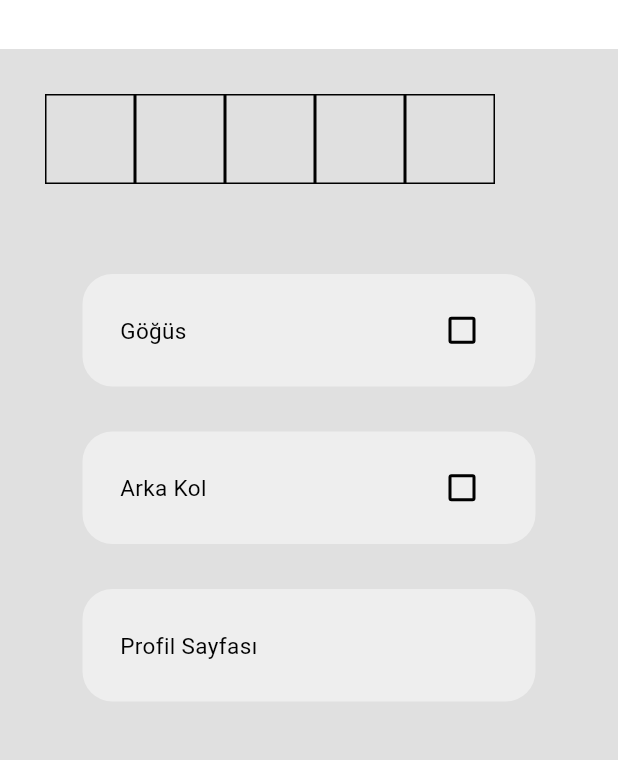
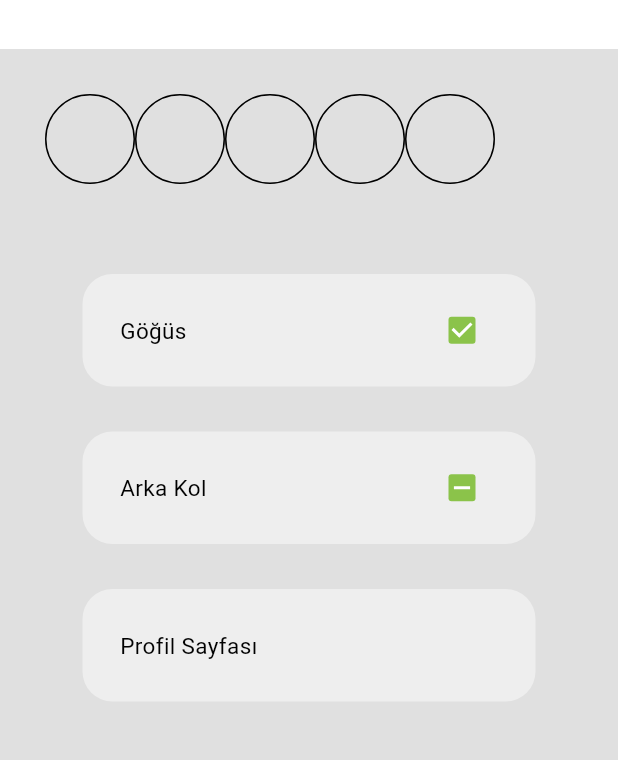
Before and after one commit to Ahmetselim07/sport_app, a Flutter app: the ExercisePage screen opened directly, in the side drawer, after a tap on "Göğüs", on a phone screen of 412 x 824 dp, the part 71-831 px from its top. Run offline on Flutter 3.47's test engine with Material 3 defaults, Android fonts, the phone set to English and light mode, and no system bars; our stand-ins replace cloud_firestore, firebase_auth, firebase_core, image_picker, shared_preferences; missing offline and left inert: dart:ui_web; accounts and stored records are empty; network calls fail.

```diff
--- a/lib/components/my_button.dart
+++ b/lib/components/my_button.dart
@@ -1,15 +1,18 @@
+import 'dart:ui_web';
+
 import 'package:flutter/material.dart';
 
 class MyButton extends StatefulWidget {
   final String text;
   final Function()? onTap;
   final bool showCheckbox; // Görünürlüğü kontrol etmek için bir değer eklendi
-
+  final bool? isChecked;
   const MyButton({
     Key? key,
     required this.text,
     this.onTap,
     this.showCheckbox = false, // Varsayılan olarak false yapıldı
+     this.isChecked,
   }) : super(key: key);
 
   @override
@@ -17,7 +20,13 @@ class MyButton extends StatefulWidget {
 }
 
 class _MyButtonState extends State<MyButton> {
-  bool isChecked = false; // Checkbox durumu
+   // Checkbox durumu
+   late bool isChecked;
+
+   @override
+   void initState() {
+     super.initState();
+   }
 
   @override
   Widget build(BuildContext context) {
@@ -42,7 +51,7 @@ class _MyButtonState extends State<MyButton> {
             Text(widget.text, style: TextStyle(fontSize: 15)),
             if (widget.showCheckbox) // Görünürlük kontrolü
               Checkbox(
-                value: isChecked,
+                value: widget.isChecked,
                 activeColor: Colors.lightGreen,
                 onChanged: (value) {
                   setState(() {
--- a/lib/components/my_container.dart
+++ b/lib/components/my_container.dart
@@ -12,6 +12,7 @@ class MyContainer extends StatelessWidget {
       decoration: BoxDecoration(
         color: color,
         border: Border.all(),
+        borderRadius: BorderRadius.circular(360),
       ),
     );
   }
--- a/lib/components/my_drawer.dart
+++ b/lib/components/my_drawer.dart
@@ -1,18 +1,15 @@
 import 'package:flutter/cupertino.dart';
 import 'package:flutter/material.dart';
-import 'package:flutter/widgets.dart';
 import 'package:provider/provider.dart';
 import 'package:sport_app/components/my_button.dart';
 import 'package:sport_app/pages/exercise_page.dart';
 import 'package:sport_app/pages/home_page.dart';
 import 'package:sport_app/pages/profile_page.dart';
 import 'package:sport_app/services/auth/auth_service.dart';
-import 'package:sport_app/themes/dark_mode.dart';
-import 'package:sport_app/themes/light_mode.dart';
 import 'package:sport_app/themes/theme_provider.dart';
-
+@immutable
 class MyDrawer extends StatelessWidget {
-  AuthService authService = AuthService();
+ final AuthService authService = AuthService();
   MyDrawer({super.key});
 
   @override
@@ -26,17 +23,17 @@ class MyDrawer extends StatelessWidget {
           children: [
             GestureDetector(
                 onTap: () => Navigator.push(context,
-                    MaterialPageRoute(builder: (context) => HomePage())),
+                    MaterialPageRoute(builder: (context) => const HomePage())),
                 child: Container(
                   width: double.infinity,
                   height: 60,
-                  margin: EdgeInsets.all(24),
-                  padding: EdgeInsets.all(15),
+                  margin: const EdgeInsets.all(24),
+                  padding: const EdgeInsets.all(15),
                   decoration: BoxDecoration(
                     color: Theme.of(context).colorScheme.secondary,
                     borderRadius: BorderRadius.circular(12),
                   ),
-                  child: Text('Ana Sayfa'),
+                  child: const Text('Ana sayfa'),
                 )),
             MyButton(
               text: 'Egzersizlerim',
@@ -57,8 +54,8 @@ class MyDrawer extends StatelessWidget {
               ),
             ),
             Container(
-              margin: EdgeInsets.all(24),
-              padding: EdgeInsets.all(15),
+              margin: const EdgeInsets.all(24),
+              padding: const EdgeInsets.all(15),
               decoration: BoxDecoration(
                 color: Theme.of(context).colorScheme.secondary,
                 borderRadius: BorderRadius.circular(12),
@@ -66,7 +63,7 @@ class MyDrawer extends StatelessWidget {
               child: Row(
                 mainAxisAlignment: MainAxisAlignment.spaceBetween,
                 children: [
-                  Text('Dark Mode'),
+                  const Text('Dark Mode'),
                   CupertinoSwitch(
                       value: Provider.of<ThemeProvider>(context, listen: false)
                           .isDarkMode,
--- a/lib/pages/exercise_page.dart
+++ b/lib/pages/exercise_page.dart
@@ -85,6 +85,7 @@ class _ExercisePageState extends State<ExercisePage> {
                 ),
               ),
               showCheckbox: true,
+              isChecked: true,
             ),
             SizedBox(height: 30,),
              MyButton(
```
